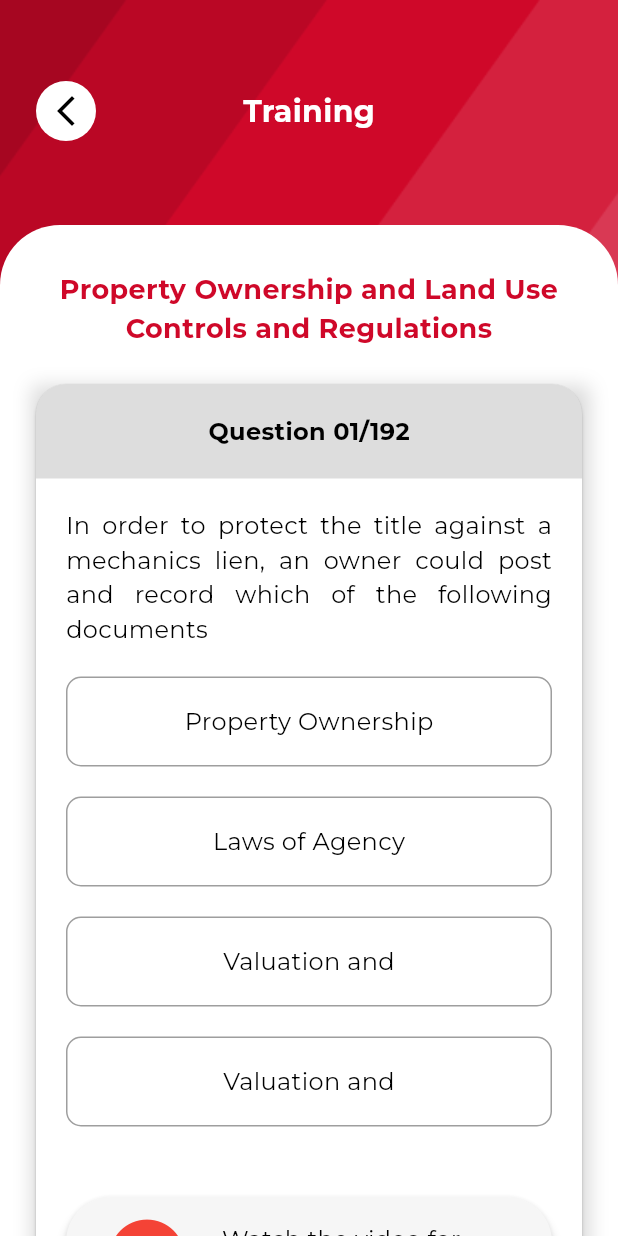
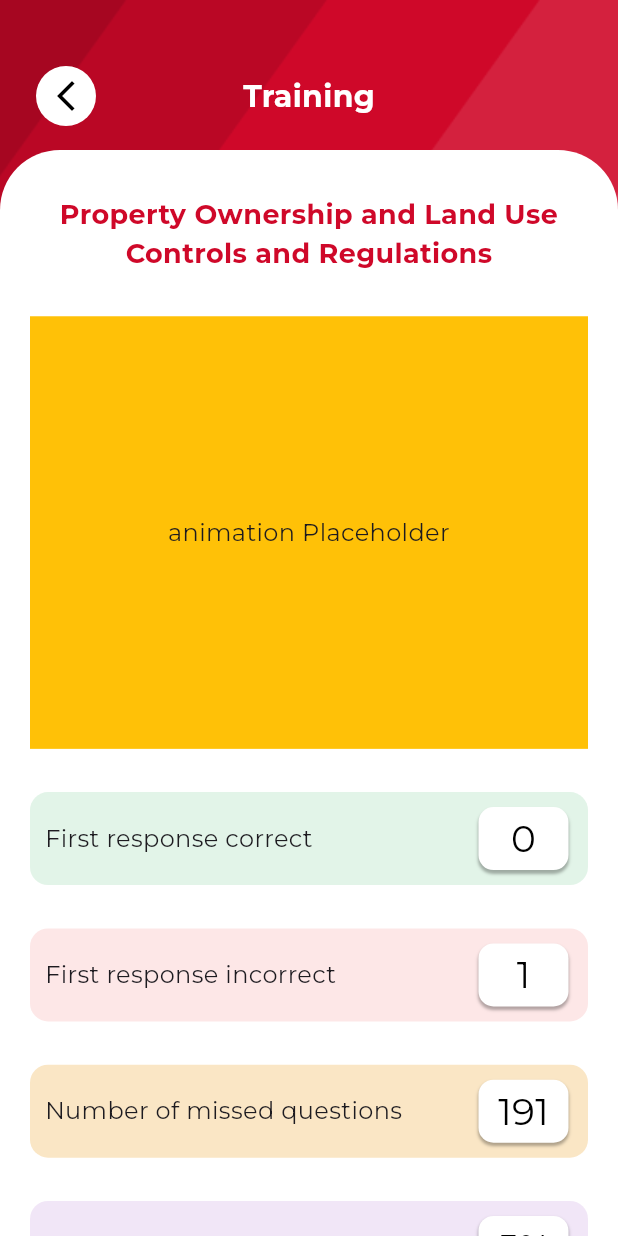
Before and after one commit to Darwynkjoy/CCO_test, a Flutter app: the screen it shows after launch, on a phone screen of 412 x 824 dp. Run offline on Flutter 3.47's test engine with Material 3 defaults, Android fonts, the phone set to English and light mode, and no system bars; our stand-ins replace get; project files that could hold a hidden picture were left out.

```diff
--- a/lib/main.dart
+++ b/lib/main.dart
@@ -3,6 +3,7 @@ import 'package:cco_test/create_account/add_acc_2.dart';
 import 'package:cco_test/create_account/add_acc_bill.dart';
 import 'package:cco_test/training_pages/page_1.dart';
 import 'package:cco_test/training_pages/page_2.dart';
+import 'package:cco_test/training_pages/page_3.dart';
 import 'package:flutter/material.dart';
 
 void main() {
@@ -16,7 +17,7 @@ class MyApp extends StatelessWidget {
   Widget build(BuildContext context) {
     return MaterialApp(
       debugShowCheckedModeBanner: false,
-      home: Trainingpage2(),
+      home: Trainingpage3(),
     );
   }
 }
--- /dev/null
+++ b/lib/training_pages/page3_controller.dart
@@ -0,0 +1,28 @@
+import 'package:flutter/material.dart';
+import 'package:get/get.dart';
+
+class Trainingpage3controller extends GetxController {
+
+  final List<Map<String, dynamic>> plans = [
+  {
+    "description": "First response correct",
+    "Color": Color(0xFFE2F4E8),
+    "result": "0",
+  },
+  {
+    "description": "First response incorrect",
+    "Color": Color(0xFFFDE7E7),
+    "result": "1",
+  },
+  {
+    "description": "Number of missed questions",
+    "Color": Color(0xFFFAE6C5),
+    "result": "191",
+  },
+  {
+    "description": "Overall percentage",
+    "Color": Color(0xFFF1E6F7),
+    "result": "5%",
+  },
+];
+}
--- a/lib/training_pages/page_2.dart
+++ b/lib/training_pages/page_2.dart
@@ -14,6 +14,7 @@ class _Trainingpage2State extends State<Trainingpage2> {
   Widget build(BuildContext context) {
     final Trainingpage2controller controller = Get.put(Trainingpage2controller());
     final screenWidth = MediaQuery.of(context).size.width;
+    //final screenheight = MediaQuery.of(context).size.height;
     return Scaffold(
       body: GestureDetector(
               behavior: HitTestBehavior.translucent,
@@ -99,6 +100,7 @@ class _Trainingpage2State extends State<Trainingpage2> {
                           SizedBox(height: 20,), // space between heading and card.
 
                           Container(
+                              //height: screenheight * 0.65,
                               height: 650,
                               width: 550,
                               decoration: BoxDecoration(
@@ -176,9 +178,9 @@ class _Trainingpage2State extends State<Trainingpage2> {
                                                           margin: const EdgeInsets.only(bottom: 20),//spacing between the grid items
                                                           decoration: BoxDecoration(
                                                             borderRadius: BorderRadius.circular(10),
-                                                            color: isSelected ? Colors.green : Colors.white,
+                                                            color: isSelected ? Color(0xFF00BA1F) : Colors.white,
                                                             border: Border.all(
-                                                              color: isSelected ? Colors.green : Colors.grey,
+                                                              color: isSelected ? Color(0xFF00BA1F) : Colors.grey,
                                                               width: 1,
                                                             ),
                                                           ),
--- /dev/null
+++ b/lib/training_pages/page_3.dart
@@ -0,0 +1,219 @@
+import 'package:cco_test/training_pages/page3_controller.dart';
+import 'package:flutter/material.dart';
+import 'package:get/get.dart';
+
+class Trainingpage3 extends StatefulWidget {
+  const Trainingpage3({super.key});
+
+  @override
+  State<Trainingpage3> createState() => _Trainingpage3State();
+}
+
+class _Trainingpage3State extends State<Trainingpage3> {
+  @override
+  Widget build(BuildContext context) {
+  final Trainingpage3controller controller = Get.put(Trainingpage3controller());
+    //final screenWidth = MediaQuery.of(context).size.width;
+    final screenheight = MediaQuery.of(context).size.height;
+    return Scaffold(
+      body: GestureDetector(
+              behavior: HitTestBehavior.translucent,
+              onTap: () => FocusScope.of(context).unfocus(), // dismiss keyboard
+        child: Stack(
+          children: [
+            /// Background Image
+            SizedBox.expand(
+              child: Image.asset(
+                "assets/images/Backhh.png",
+                fit: BoxFit.cover,
+              ),
+            ),
+
+            // Back Button
+            Positioned(
+              top: 40,
+              left: 20,
+              child:
+                IconButton(
+                  onPressed: () {},
+                  style: IconButton.styleFrom(
+                    backgroundColor: Colors.white,
+                  ),
+                  icon: Icon(
+                    Icons.arrow_back_ios_new,
+                    color: Colors.black,
+                  ),
+                ),
+            ),
+
+            Positioned(
+              top: 50,
+              left: 100,
+              right: 100,
+              child: Center(
+                child: Text("Training",
+                        style: TextStyle(
+                          fontSize: 20,
+                          fontWeight: FontWeight.w600,
+                          color: Colors.white,
+                          fontFamily: 'Montserrat', // font Montserrat
+                          ),
+                        ),
+              ),
+            ),
+
+            //  White Container with rounded top corners
+            SingleChildScrollView(
+              physics: ClampingScrollPhysics(),
+              padding:
+                EdgeInsets.only(top: 100), // Push white container to desired height from the top of the screen.
+
+              child: Column(
+                children: [
+                  Container(
+                    width: double.infinity,
+                    constraints: BoxConstraints(
+                      minHeight: MediaQuery.of(context).size.height - 100, // fills below area when viewed in devices large screen error fix
+                    ),
+                    decoration: const BoxDecoration(
+                      color: Colors.white,
+                      borderRadius: BorderRadius.only(
+                        topLeft: Radius.circular(40),
+                        topRight: Radius.circular(40),
+                      ),
+                    ),
+                    child: Padding(
+                      padding: EdgeInsetsGeometry.symmetric(horizontal:  20,vertical:  30),
+                      child: Column(
+                        children: [
+
+                          Text("Property Ownership and Land Use Controls and Regulations",
+                            style: TextStyle(
+                              fontSize: 18,
+                              fontWeight: FontWeight.w600,
+                              color: Color(0xFFCF0829),
+                              fontFamily: "Montserrat",
+                            ),
+                            textAlign: TextAlign.center,
+                          ),
+
+                          Padding(
+                            padding:  EdgeInsets.symmetric(vertical: screenheight * 0.035,),
+                            child: Container(
+                              height: screenheight * 0.35,
+                              width: 600,
+                              color: Colors.amber,
+                              child: Center(
+                                child: Text("animation Placeholder",
+                                  style: TextStyle(
+                                    fontSize: 16,
+                                    fontWeight: FontWeight.normal,
+                                    fontFamily: 'Montserrat',
+                                  ),
+                                  textAlign: TextAlign.center,
+                                ),
+                              ),
+                            ),
+                          ),
+
+                          Column(
+                            children: List.generate(
+                              controller.plans.length,
+                              (index) {
+                                final plan = controller.plans[index];
+                                return Container(
+                                  height: 62,
+                                  width: 600,
+                                  margin: EdgeInsets.only(bottom: screenheight * 0.035,),//spacing between the grid items
+                                  decoration: BoxDecoration(
+                                    color: plan['Color'],
+                                    borderRadius: BorderRadius.circular(12),
+                                  ),
+                                  child: Padding(
+                                    padding: const EdgeInsets.all(10.0),
+                                    child: Row(
+                                      mainAxisAlignment: MainAxisAlignment.spaceBetween,
+                                      children:[ Expanded(
+                                        child: Text(
+                                          plan['description']!,
+                                          style: TextStyle(
+                                            fontSize: 16,
+                                            fontWeight: FontWeight.normal,
+                                            fontFamily: 'Montserrat',
+                                          ),
+                                          overflow: TextOverflow.clip,
+                                          maxLines: 2,
+                                        ),
+                                      ),
+                                      Padding(
+                                        padding: const EdgeInsets.symmetric(horizontal: 3.0),
+                                        child: Container(
+                                          height: 48,
+                                          width: 60,
+                                          decoration: BoxDecoration(
+                                            color: Colors.white,
+                                            boxShadow: [
+                                              BoxShadow(
+                                                color: Colors.black.withOpacity(0.3),
+                                                blurRadius: 1,
+                                                offset: Offset(0, 2), // changes position of shadow
+                                              ),
+                                            ],
+                                            borderRadius: BorderRadius.circular(10),
+                                          ),
+                                          child: Center(
+                                            child: Text(plan['result'],
+                                              style: TextStyle(
+                                                fontSize: 25,
+                                                fontWeight: FontWeight.normal,
+                                                color: Colors.black,
+                                                fontFamily: 'Montserrat',
+                                              ),
+                                            ),
+                                          ),
+                                        ),
+                                      ),
+                                      ],
+                                    ),
+                                  ),
+                                );
+                              },
+                            ),
+                          ),
+
+                          SizedBox(height: screenheight * 0.04,),
+
+                          SizedBox(
+                            width: 600,
+                            height: 60,
+                            child: ElevatedButton(
+                              style: ElevatedButton.styleFrom(
+                                backgroundColor: Color(0xFFCF0829),
+                                shape: RoundedRectangleBorder(
+                                  borderRadius: BorderRadiusGeometry.circular(40)
+                                ),
+                              ),
+                              onPressed: (){},
+                              child: Text("Close",
+                                style: TextStyle(
+                                  fontSize: 16,
+                                  color: Colors.white,
+                                  fontFamily: "Montserrat",
+                                  fontWeight: FontWeight.bold,
+                                  ),
+                                ),
+                              ),
+                          )
+                        ],
+                      ),
+                    ),
+                  ),
+                ],
+              ),
+            ),
+          ],
+        ),
+      ),
+    );
+  }
+}
```
